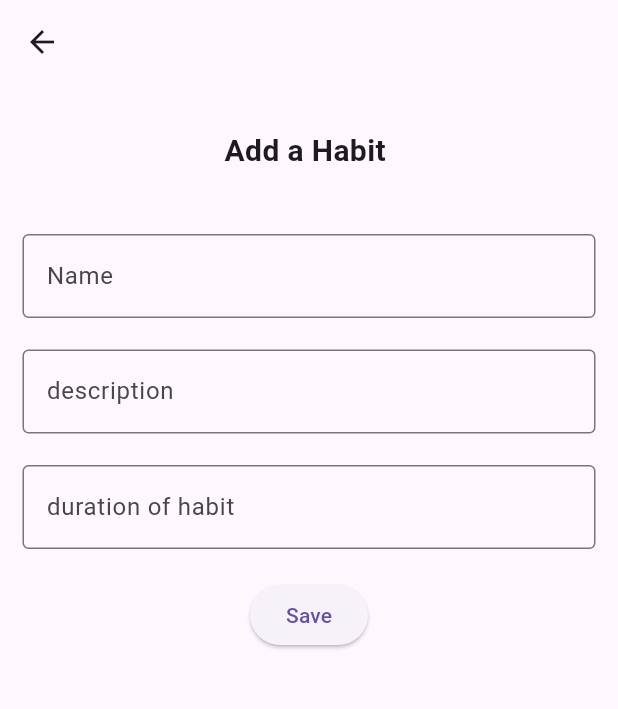
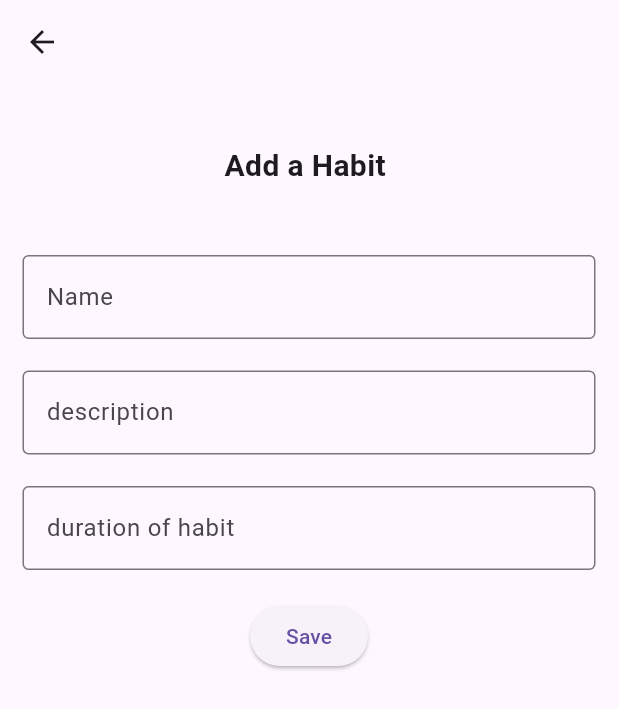
Before and after one commit to Sparklinglily/Habit-Tracker-App, a Flutter app: the AddHabitPage screen opened directly, on a phone screen of 412 x 824 dp. Shown: the top 709 px of the screen. Run offline on Flutter 3.47's test engine with Material 3 defaults, Android fonts, the phone set to English and light mode, and no system bars; our stand-ins replace cloud_firestore, email_validator, firebase_auth, firebase_core, flutter_slidable, hive and 2 more; missing offline and left inert: dart:ffi; accounts and stored records are empty; network calls fail.

Commit message:
minor fixes

```diff
--- a/lib/presentation/views/addHabit/addHabitPage.dart
+++ b/lib/presentation/views/addHabit/addHabitPage.dart
@@ -30,37 +30,38 @@ class _AddHabitPageState extends State<AddHabitPage> {
         ),
         body: SafeArea(
           child: Padding(
-            padding: const EdgeInsets.only(top: 30.0, left: 15, right: 15),
+            padding: const EdgeInsets.only(top: 40.0, left: 15, right: 15),
             child: Column(children: [
               const Text(
                 'Add a Habit ',
                 style: TextStyle(fontSize: 20, fontWeight: FontWeight.bold),
               ),
-              SizedBox(
-                height: 41,
+              const SizedBox(
+                height: 45,
               ),
               TextField(
                 controller: habitNameController,
-                decoration: InputDecoration(
+                decoration: const InputDecoration(
                     hintText: 'Name', border: OutlineInputBorder()),
               ),
-              SizedBox(
+              const SizedBox(
                 height: 21,
               ),
               TextField(
                 controller: habitDescriptionController,
-                decoration: InputDecoration(
+                decoration: const InputDecoration(
                     border: OutlineInputBorder(), hintText: 'description'),
               ),
-              SizedBox(
+              const SizedBox(
                 height: 21,
               ),
               TextField(
                 controller: habitDurationController,
-                decoration: InputDecoration(
-                    border: OutlineInputBorder(), hintText: 'duration of habit'),
+                decoration: const InputDecoration(
+                    border: OutlineInputBorder(),
+                    hintText: 'duration of habit'),
               ),
-              SizedBox(
+              const SizedBox(
                 height: 20,
               ),
               ElevatedButton(
@@ -79,7 +80,7 @@ class _AddHabitPageState extends State<AddHabitPage> {
                     habitDescriptionController.clear();
                     Navigator.pushNamed(context, '/habits');
                   },
-                  child: Text('Save')),
+                  child: const Text('Save')),
             ]),
           ),
         ));
```
